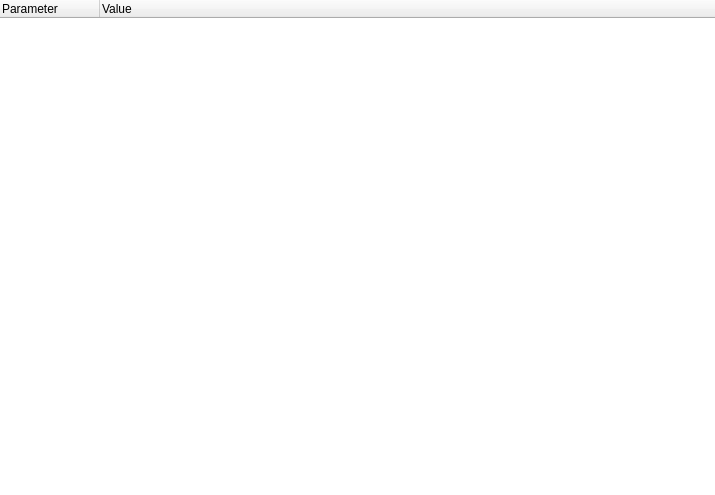
The window that source/client/ui/sys_info_widget_event_logs.ui (dchapyshev/aspia) describes before a commit, drawn with Qt 5.
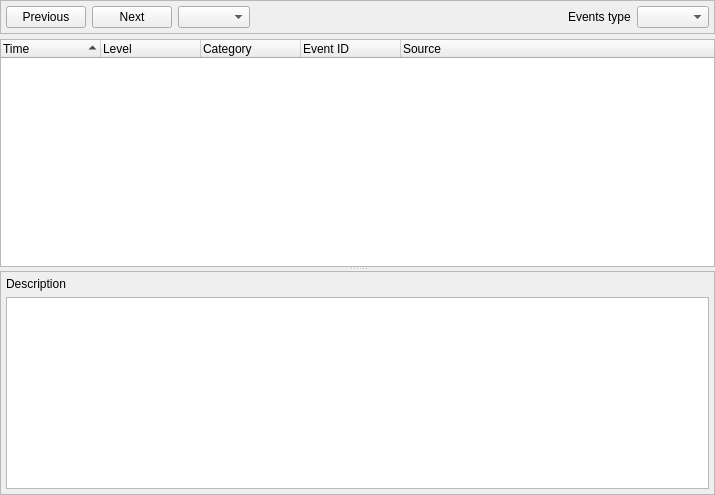
The same window after the commit.

Commit message: Implement "Event logs" category.

The edit to the form file:
```diff
--- a/source/client/ui/sys_info_widget_event_logs.ui
+++ b/source/client/ui/sys_info_widget_event_logs.ui
@@ -13,7 +13,10 @@
   <property name="windowTitle">
    <string/>
   </property>
-  <layout class="QVBoxLayout" name="verticalLayout">
+  <layout class="QVBoxLayout" name="verticalLayout_2">
+   <property name="spacing">
+    <number>5</number>
+   </property>
    <property name="leftMargin">
     <number>0</number>
    </property>
@@ -27,32 +30,158 @@
     <number>0</number>
    </property>
    <item>
-    <widget class="QTreeWidget" name="tree">
-     <property name="contextMenuPolicy">
-      <enum>Qt::CustomContextMenu</enum>
-     </property>
+    <widget class="QFrame" name="frame_filter">
      <property name="frameShape">
-      <enum>QFrame::NoFrame</enum>
+      <enum>QFrame::StyledPanel</enum>
      </property>
-     <property name="showDropIndicator" stdset="0">
-      <bool>false</bool>
+     <layout class="QHBoxLayout" name="horizontalLayout">
+      <property name="leftMargin">
+       <number>5</number>
+      </property>
+      <property name="topMargin">
+       <number>5</number>
+      </property>
+      <property name="rightMargin">
+       <number>5</number>
+      </property>
+      <property name="bottomMargin">
+       <number>5</number>
+      </property>
+      <item>
+       <widget class="QPushButton" name="button_prev">
+        <property name="text">
+         <string>Previous</string>
+        </property>
+       </widget>
+      </item>
+      <item>
+       <widget class="QPushButton" name="button_next">
+        <property name="text">
+         <string>Next</string>
+        </property>
+       </widget>
+      </item>
+      <item>
+       <widget class="QComboBox" name="combobox_page"/>
+      </item>
+      <item>
+       <spacer name="horizontalSpacer">
+        <property name="orientation">
+         <enum>Qt::Horizontal</enum>
+        </property>
+        <property name="sizeHint" stdset="0">
+         <size>
+          <width>511</width>
+          <height>20</height>
+         </size>
+        </property>
+       </spacer>
+      </item>
+      <item>
+       <widget class="QLabel" name="label_type">
+        <property name="text">
+         <string>Events type</string>
+        </property>
+       </widget>
+      </item>
+      <item>
+       <widget class="QComboBox" name="combobox_type"/>
+      </item>
+     </layout>
+    </widget>
+   </item>
+   <item>
+    <widget class="QSplitter" name="splitter">
+     <property name="orientation">
+      <enum>Qt::Vertical</enum>
      </property>
-     <property name="iconSize">
-      <size>
-       <width>16</width>
-       <height>16</height>
-      </size>
-     </property>
-     <column>
-      <property name="text">
-       <string>Parameter</string>
+     <widget class="QTreeWidget" name="tree">
+      <property name="sizePolicy">
+       <sizepolicy hsizetype="Expanding" vsizetype="Expanding">
+        <horstretch>0</horstretch>
+        <verstretch>1</verstretch>
+       </sizepolicy>
       </property>
-     </column>
-     <column>
-      <property name="text">
-       <string>Value</string>
+      <property name="contextMenuPolicy">
+       <enum>Qt::CustomContextMenu</enum>
       </property>
-     </column>
+      <property name="showDropIndicator" stdset="0">
+       <bool>false</bool>
+      </property>
+      <property name="iconSize">
+       <size>
+        <width>16</width>
+        <height>16</height>
+       </size>
+      </property>
+      <property name="indentation">
+       <number>0</number>
+      </property>
+      <property name="sortingEnabled">
+       <bool>true</bool>
+      </property>
+      <column>
+       <property name="text">
+        <string>Time</string>
+       </property>
+      </column>
+      <column>
+       <property name="text">
+        <string>Level</string>
+       </property>
+      </column>
+      <column>
+       <property name="text">
+        <string>Category</string>
+       </property>
+      </column>
+      <column>
+       <property name="text">
+        <string>Event ID</string>
+       </property>
+      </column>
+      <column>
+       <property name="text">
+        <string>Source</string>
+       </property>
+      </column>
+     </widget>
+     <widget class="QFrame" name="frame_description">
+      <property name="frameShape">
+       <enum>QFrame::StyledPanel</enum>
+      </property>
+      <property name="frameShadow">
+       <enum>QFrame::Plain</enum>
+      </property>
+      <layout class="QVBoxLayout" name="verticalLayout">
+       <property name="leftMargin">
+        <number>5</number>
+       </property>
+       <property name="topMargin">
+        <number>5</number>
+       </property>
+       <property name="rightMargin">
+        <number>5</number>
+       </property>
+       <property name="bottomMargin">
+        <number>5</number>
+       </property>
+       <item>
+        <widget class="QLabel" name="label_description">
+         <property name="text">
+          <string>Description</string>
+         </property>
+        </widget>
+       </item>
+       <item>
+        <widget class="QPlainTextEdit" name="edit_description">
+         <property name="readOnly">
+          <bool>true</bool>
+         </property>
+        </widget>
+       </item>
+      </layout>
+     </widget>
     </widget>
    </item>
   </layout>
```
Left out of the diff: 5 changed lines with no effect on the pictures. The commit also changes 67 other files.
